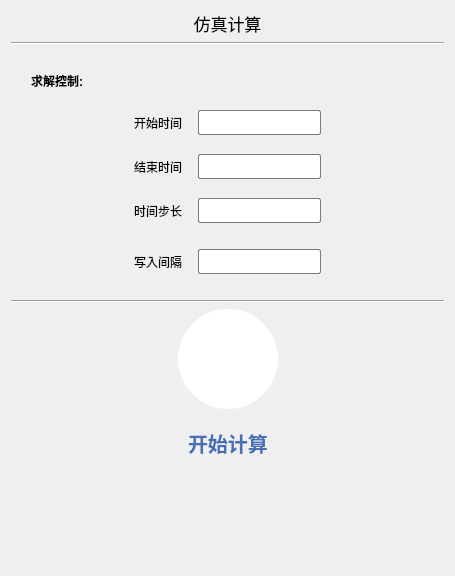
Aiopr-bits/MAVES, file src/FormRun.ui: the form before one commit.
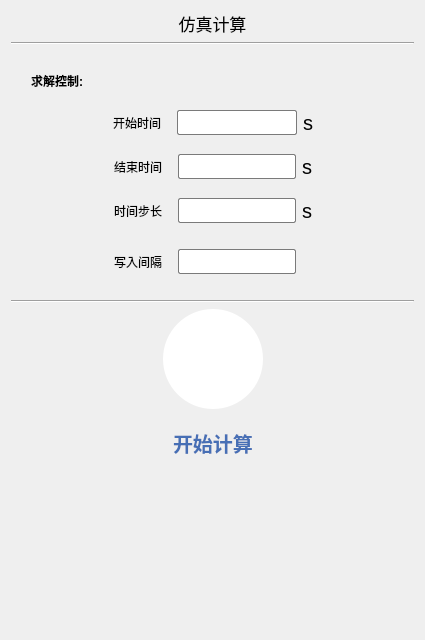
The form after the commit. Icons and pictures are not drawn. Custom widgets are drawn as their Qt base class.

Commit message: feat:求解计算页面子页面添加单位

The edit to the form file:
```diff
--- a/src/FormRun.ui
+++ b/src/FormRun.ui
@@ -6,8 +6,8 @@
    <rect>
     <x>0</x>
     <y>0</y>
-    <width>455</width>
-    <height>576</height>
+    <width>425</width>
+    <height>640</height>
    </rect>
   </property>
   <property name="windowTitle">
@@ -159,13 +159,13 @@
         <widget class="QLineEdit" name="lineEdit">
          <property name="minimumSize">
           <size>
-           <width>0</width>
+           <width>120</width>
            <height>25</height>
           </size>
          </property>
          <property name="maximumSize">
           <size>
-           <width>16777215</width>
+           <width>120</width>
            <height>25</height>
           </size>
          </property>
@@ -183,6 +183,33 @@
          </property>
         </widget>
        </item>
+       <item>
+        <widget class="QLabel" name="label_7">
+         <property name="minimumSize">
+          <size>
+           <width>10</width>
+           <height>25</height>
+          </size>
+         </property>
+         <property name="maximumSize">
+          <size>
+           <width>10</width>
+           <height>25</height>
+          </size>
+         </property>
+         <property name="font">
+          <font>
+           <pointsize>15</pointsize>
+          </font>
+         </property>
+         <property name="text">
+          <string>s</string>
+         </property>
+         <property name="alignment">
+          <set>Qt::AlignLeading|Qt::AlignLeft|Qt::AlignVCenter</set>
+         </property>
+        </widget>
+       </item>
        <item>
         <spacer name="horizontalSpacer_4">
          <property name="orientation">
@@ -280,6 +307,30 @@
          </property>
         </widget>
        </item>
+       <item>
+        <widget class="QLabel" name="label_9">
+         <property name="minimumSize">
+          <size>
+           <width>10</width>
+           <height>25</height>
+          </size>
+         </property>
+         <property name="maximumSize">
+          <size>
+           <width>10</width>
+           <height>25</height>
+          </size>
+         </property>
+         <property name="font">
+          <font>
+           <pointsize>15</pointsize>
+          </font>
+         </property>
+         <property name="text">
+          <string>s</string>
+         </property>
+        </widget>
+       </item>
        <item>
         <spacer name="horizontalSpacer_6">
          <property name="orientation">
@@ -377,6 +428,30 @@
          </property>
         </widget>
        </item>
+       <item>
+        <widget class="QLabel" name="label_10">
+         <property name="minimumSize">
+          <size>
+           <width>10</width>
+           <height>25</height>
+          </size>
+         </property>
+         <property name="maximumSize">
+          <size>
+           <width>10</width>
+           <height>25</height>
+          </size>
+         </property>
+         <property name="font">
+          <font>
+           <pointsize>15</pointsize>
+          </font>
+         </property>
+         <property name="text">
+          <string>s</string>
+         </property>
+        </widget>
+       </item>
        <item>
         <spacer name="horizontalSpacer_8">
          <property name="orientation">
@@ -474,6 +549,30 @@
          </property>
         </widget>
        </item>
+       <item>
+        <widget class="QLabel" name="label_11">
+         <property name="minimumSize">
+          <size>
+           <width>10</width>
+           <height>25</height>
+          </size>
+         </property>
+         <property name="maximumSize">
+          <size>
+           <width>10</width>
+           <height>25</height>
+          </size>
+         </property>
+         <property name="font">
+          <font>
+           <pointsize>15</pointsize>
+          </font>
+         </property>
+         <property name="text">
+          <string/>
+         </property>
+        </widget>
+       </item>
        <item>
         <spacer name="horizontalSpacer_22">
          <property name="orientation">
```
